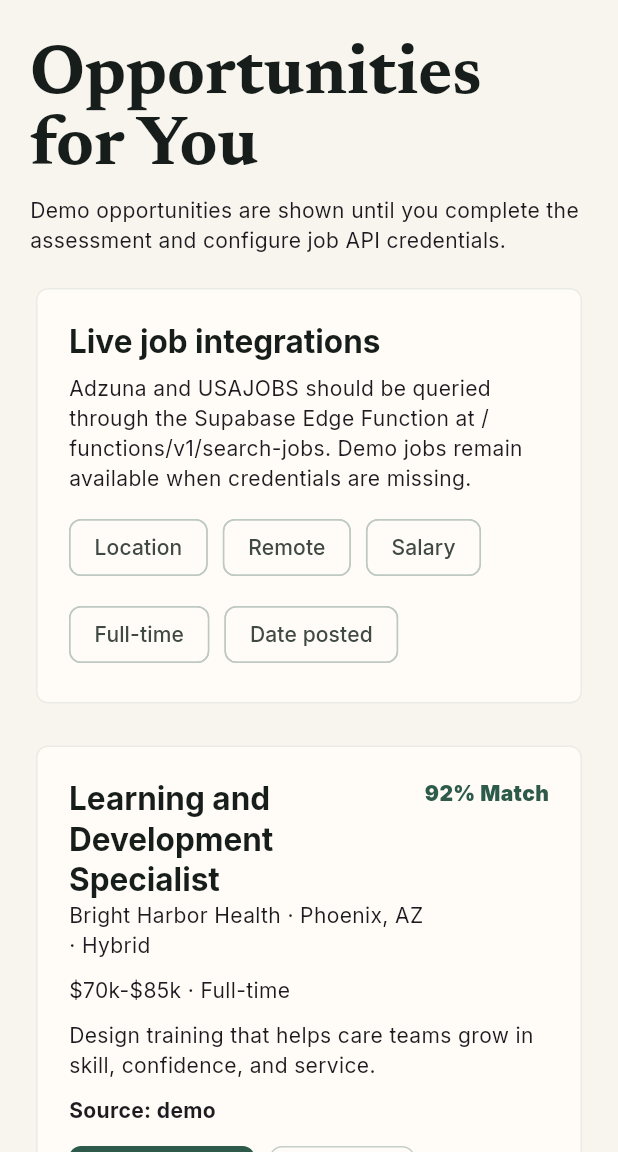
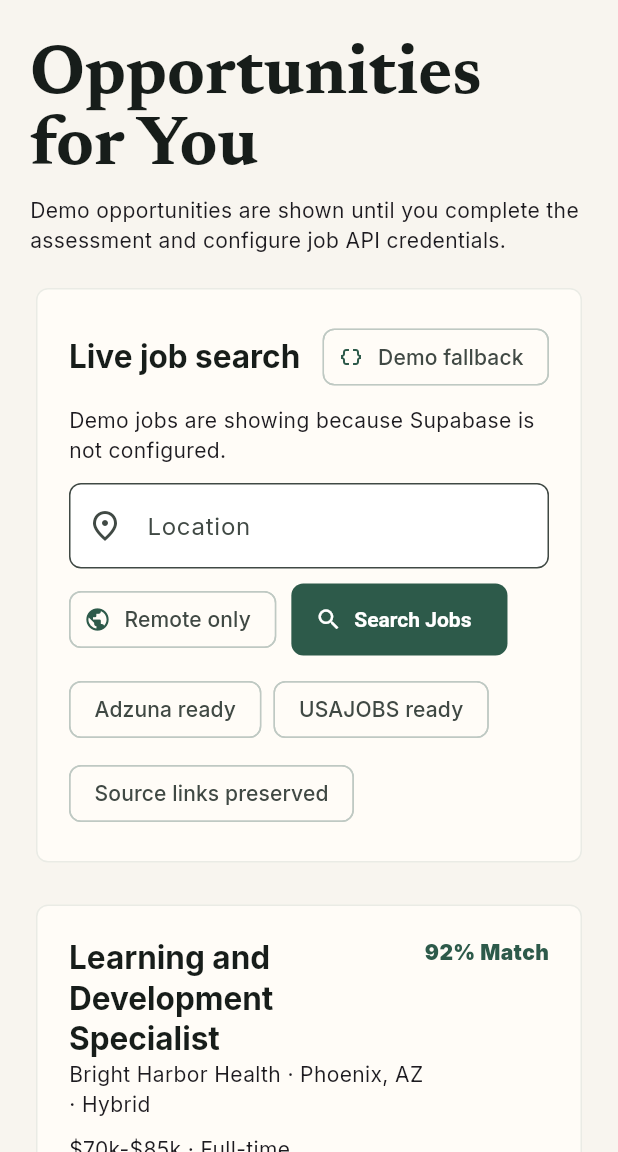
Before and after one commit to getspiritualjobs/appspirit, a Flutter app: the OpportunitiesPage screen opened by its route, on a phone screen of 412 x 824 dp, the part 84-1236 px from its top. Run offline on Flutter 3.47's test engine with Material 3 defaults, Android fonts, the phone set to English and light mode, and no system bars; our stand-ins replace go_router, google_fonts, supabase_flutter; accounts and stored records are empty.

Commit message:
Wire opportunities to live job search

```diff
--- /dev/null
+++ b/lib/data/job_search_service.dart
@@ -0,0 +1,133 @@
+import 'package:supabase_flutter/supabase_flutter.dart';
+
+import '../core/env.dart';
+import '../core/models.dart';
+import 'seed_data.dart';
+
+class JobSearchResult {
+  const JobSearchResult({
+    required this.jobs,
+    required this.source,
+    this.message,
+  });
+
+  final List<JobListing> jobs;
+  final JobSearchSource source;
+  final String? message;
+}
+
+enum JobSearchSource { live, demo, unavailable }
+
+class JobSearchService {
+  Future<JobSearchResult> search({
+    required List<CareerMatch> careerMatches,
+    String location = '',
+    bool remoteOnly = false,
+    int? salaryMin,
+    String? employmentType,
+  }) async {
+    final titles = careerMatches.isEmpty
+        ? ['Learning and Development Specialist', 'Career Coach', 'Nonprofit Program Manager']
+        : careerMatches.take(5).map((match) => match.career.title).toList();
+
+    if (!Env.hasSupabase) {
+      return JobSearchResult(
+        jobs: demoJobs,
+        source: JobSearchSource.demo,
+        message: 'Demo jobs are showing because Supabase is not configured.',
+      );
+    }
+
+    try {
+      final response = await Supabase.instance.client.functions.invoke(
+        'search-jobs',
+        body: {
+          'titles': titles,
+          if (location.trim().isNotEmpty) 'location': location.trim(),
+          'remote': remoteOnly,
+          if (salaryMin != null) 'salaryMin': salaryMin,
+          if (employmentType != null && employmentType.isNotEmpty) 'employmentType': employmentType,
+        },
+      );
+
+      final data = response.data;
+      if (data is! Map) {
+        return JobSearchResult(
+          jobs: demoJobs,
+          source: JobSearchSource.demo,
+          message: 'Demo jobs are showing because the job API returned an unexpected response.',
+        );
+      }
+
+      final rawJobs = data['jobs'];
+      if (rawJobs is! List || rawJobs.isEmpty) {
+        return JobSearchResult(
+          jobs: demoJobs,
+          source: JobSearchSource.demo,
+          message: 'Demo jobs are showing until Adzuna or USAJOBS credentials are added to Supabase.',
+        );
+      }
+
+      final jobs = rawJobs
+          .whereType<Map>()
+          .map((job) => _fromJson(job.cast<String, dynamic>(), careerMatches))
+          .where((job) => !remoteOnly || job.remote)
+          .toList();
+
+      return JobSearchResult(
+        jobs: jobs.isEmpty ? demoJobs : jobs,
+        source: jobs.isEmpty ? JobSearchSource.demo : JobSearchSource.live,
+        message: jobs.isEmpty ? 'No live jobs matched those filters, so demo jobs are showing.' : null,
+      );
+    } catch (error) {
+      return JobSearchResult(
+        jobs: demoJobs,
+        source: JobSearchSource.demo,
+        message: 'Demo jobs are showing because the live job search is not deployed yet.',
+      );
+    }
+  }
+
+  JobListing _fromJson(Map<String, dynamic> json, List<CareerMatch> careerMatches) {
+    final title = _asString(json['title']);
+    return JobListing(
+      id: _asString(json['id'], fallback: title),
+      provider: _asString(json['provider'], fallback: 'unknown'),
+      title: title,
+      company: _asString(json['company'], fallback: 'Unknown company'),
+      location: _asString(json['location'], fallback: 'Location not listed'),
+      description: _asString(json['description'], fallback: 'No description provided.'),
+      salaryMin: _asInt(json['salaryMin']),
+      salaryMax: _asInt(json['salaryMax']),
+      employmentType: _asString(json['employmentType'], fallback: 'Not specified'),
+      remote: json['remote'] == true,
+      postedDate: DateTime.tryParse(_asString(json['postedDate'])) ?? DateTime.now(),
+      applicationUrl: _asString(json['applicationUrl']),
+      matchScore: _estimateJobMatch(title, careerMatches),
+    );
+  }
+
+  int _estimateJobMatch(String title, List<CareerMatch> careerMatches) {
+    if (careerMatches.isEmpty) return 82;
+    for (final match in careerMatches) {
+      final careerTitle = match.career.title.toLowerCase();
+      final jobTitle = title.toLowerCase();
+      if (jobTitle.contains(careerTitle) || careerTitle.contains(jobTitle)) {
+        return match.score;
+      }
+    }
+    return careerMatches.first.score.clamp(65, 94);
+  }
+
+  String _asString(Object? value, {String fallback = ''}) {
+    if (value == null) return fallback;
+    final text = value.toString().trim();
+    return text.isEmpty ? fallback : text;
+  }
+
+  int? _asInt(Object? value) {
+    if (value is int) return value;
+    if (value is num) return value.round();
+    return int.tryParse(value?.toString() ?? '');
+  }
+}
--- a/lib/features/opportunities/opportunities_page.dart
+++ b/lib/features/opportunities/opportunities_page.dart
@@ -3,19 +3,56 @@ import 'package:url_launcher/url_launcher.dart';
 
 import '../../core/app_state.dart';
 import '../../core/models.dart';
-import '../../data/seed_data.dart';
+import '../../data/job_search_service.dart';
 import '../../widgets/responsive.dart';
 
-class OpportunitiesPage extends StatelessWidget {
+class OpportunitiesPage extends StatefulWidget {
   const OpportunitiesPage({super.key});
 
   @override
+  State<OpportunitiesPage> createState() => _OpportunitiesPageState();
+}
+
+class _OpportunitiesPageState extends State<OpportunitiesPage> {
+  final service = JobSearchService();
+  final location = TextEditingController();
+  JobSearchResult? result;
+  var loading = false;
+  var remoteOnly = false;
+
+  @override
+  void initState() {
+    super.initState();
+    _search();
+  }
+
+  @override
+  void dispose() {
+    location.dispose();
+    super.dispose();
+  }
+
+  Future<void> _search() async {
+    setState(() => loading = true);
+    final next = await service.search(
+      careerMatches: appState.careerMatches,
+      location: location.text,
+      remoteOnly: remoteOnly,
+    );
+    if (!mounted) return;
+    setState(() {
+      result = next;
+      loading = false;
+    });
+  }
+
+  @override
   Widget build(BuildContext context) {
-    final jobs = demoJobs;
     return AnimatedBuilder(
       animation: appState,
       builder: (context, _) {
         final titles = appState.careerMatches.take(5).map((match) => match.career.title).join(', ');
+        final jobs = result?.jobs ?? const <JobListing>[];
         return SingleChildScrollView(
           child: PageBand(
             child: Column(
@@ -29,9 +66,24 @@ class OpportunitiesPage extends StatelessWidget {
                       : 'Demo opportunities are shown until you complete the assessment and configure job API credentials.',
                 ),
                 const SizedBox(height: 18),
-                const _JobSearchPanel(),
+                _JobSearchPanel(
+                  location: location,
+                  remoteOnly: remoteOnly,
+                  loading: loading,
+                  result: result,
+                  onRemoteChanged: (value) => setState(() => remoteOnly = value),
+                  onSearch: _search,
+                ),
                 const SizedBox(height: 20),
-                for (final job in jobs) _JobCard(job: job),
+                if (loading && jobs.isEmpty)
+                  const Center(
+                    child: Padding(
+                      padding: EdgeInsets.all(32),
+                      child: CircularProgressIndicator(),
+                    ),
+                  )
+                else
+                  for (final job in jobs) _JobCard(job: job),
               ],
             ),
           ),
@@ -42,27 +94,100 @@ class OpportunitiesPage extends StatelessWidget {
 }
 
 class _JobSearchPanel extends StatelessWidget {
-  const _JobSearchPanel();
+  const _JobSearchPanel({
+    required this.location,
+    required this.remoteOnly,
+    required this.loading,
+    required this.result,
+    required this.onRemoteChanged,
+    required this.onSearch,
+  });
+
+  final TextEditingController location;
+  final bool remoteOnly;
+  final bool loading;
+  final JobSearchResult? result;
+  final ValueChanged<bool> onRemoteChanged;
+  final VoidCallback onSearch;
 
   @override
   Widget build(BuildContext context) {
+    final live = result?.source == JobSearchSource.live;
     return InfoCard(
       child: Column(
         crossAxisAlignment: CrossAxisAlignment.start,
         children: [
-          Text('Live job integrations', style: Theme.of(context).textTheme.titleLarge),
+          Row(
+            children: [
+              Expanded(child: Text('Live job search', style: Theme.of(context).textTheme.titleLarge)),
+              Chip(
+                avatar: Icon(live ? Icons.cloud_done_outlined : Icons.data_object_outlined, size: 16),
+                label: Text(live ? 'Live API' : 'Demo fallback'),
+              ),
+            ],
+          ),
           const SizedBox(height: 8),
-          const Text('Adzuna and USAJOBS should be queried through the Supabase Edge Function at /functions/v1/search-jobs. Demo jobs remain available when credentials are missing.'),
+          Text(result?.message ?? 'Searches are generated from your highest-ranked career matches and routed through Supabase Edge Functions.'),
+          const SizedBox(height: 12),
+          LayoutBuilder(
+            builder: (context, constraints) {
+              final narrow = constraints.maxWidth < 620;
+              final controls = [
+                Expanded(
+                  flex: narrow ? 0 : 1,
+                  child: TextField(
+                    controller: location,
+                    decoration: const InputDecoration(
+                      labelText: 'Location',
+                      hintText: 'Phoenix, Remote, United States',
+                      prefixIcon: Icon(Icons.place_outlined),
+                    ),
+                    onSubmitted: (_) => onSearch(),
+                  ),
+                ),
+                FilterChip(
+                  label: const Text('Remote only'),
+                  selected: remoteOnly,
+                  onSelected: onRemoteChanged,
+                  avatar: const Icon(Icons.public, size: 18),
+                ),
+                FilledButton.icon(
+                  onPressed: loading ? null : onSearch,
+                  icon: loading
+                      ? const SizedBox(width: 18, height: 18, child: CircularProgressIndicator(strokeWidth: 2))
+                      : const Icon(Icons.search),
+                  label: const Text('Search Jobs'),
+                ),
+              ];
+              return narrow
+                  ? Column(
+                      crossAxisAlignment: CrossAxisAlignment.stretch,
+                      children: [
+                        controls[0],
+                        const SizedBox(height: 10),
+                        Wrap(spacing: 10, runSpacing: 10, children: [controls[1], controls[2]]),
+                      ],
+                    )
+                  : Row(
+                      crossAxisAlignment: CrossAxisAlignment.center,
+                      children: [
+                        controls[0],
+                        const SizedBox(width: 10),
+                        controls[1],
+                        const SizedBox(width: 10),
+                        controls[2],
+                      ],
+                    );
+            },
+          ),
           const SizedBox(height: 12),
           Wrap(
-            spacing: 10,
-            runSpacing: 10,
+            spacing: 8,
+            runSpacing: 8,
             children: const [
-              Chip(label: Text('Location')),
-              Chip(label: Text('Remote')),
-              Chip(label: Text('Salary')),
-              Chip(label: Text('Full-time')),
-              Chip(label: Text('Date posted')),
+              Chip(label: Text('Adzuna ready')),
+              Chip(label: Text('USAJOBS ready')),
+              Chip(label: Text('Source links preserved')),
             ],
           ),
         ],
@@ -101,7 +226,7 @@ class _JobCard extends StatelessWidget {
               ],
             ),
             const SizedBox(height: 10),
-            Text(job.salaryMin == null ? job.employmentType : '\$${job.salaryMin! ~/ 1000}k-\$${job.salaryMax! ~/ 1000}k · ${job.employmentType}'),
+            Text(_salaryText(job)),
             const SizedBox(height: 10),
             Text(job.description),
             const SizedBox(height: 10),
@@ -112,7 +237,7 @@ class _JobCard extends StatelessWidget {
               runSpacing: 10,
               children: [
                 FilledButton.icon(
-                  onPressed: () => launchUrl(Uri.parse(job.applicationUrl), webOnlyWindowName: '_blank'),
+                  onPressed: job.applicationUrl.isEmpty ? null : () => launchUrl(Uri.parse(job.applicationUrl), webOnlyWindowName: '_blank'),
                   icon: const Icon(Icons.open_in_new),
                   label: const Text('View Job'),
                 ),
@@ -128,4 +253,11 @@ class _JobCard extends StatelessWidget {
       ),
     );
   }
+
+  String _salaryText(JobListing job) {
+    if (job.salaryMin == null && job.salaryMax == null) return job.employmentType;
+    if (job.salaryMax == null) return '\$${job.salaryMin! ~/ 1000}k+ · ${job.employmentType}';
+    if (job.salaryMin == null) return 'Up to \$${job.salaryMax! ~/ 1000}k · ${job.employmentType}';
+    return '\$${job.salaryMin! ~/ 1000}k-\$${job.salaryMax! ~/ 1000}k · ${job.employmentType}';
+  }
 }
```
Also changed, not shown: 1 other file.
